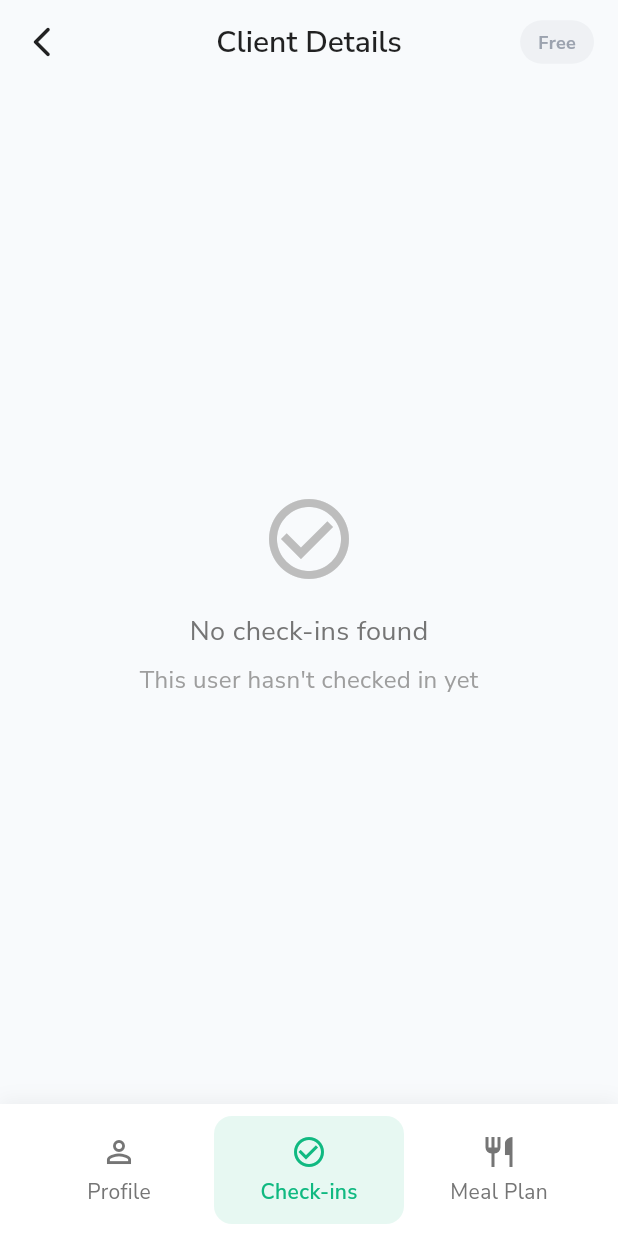
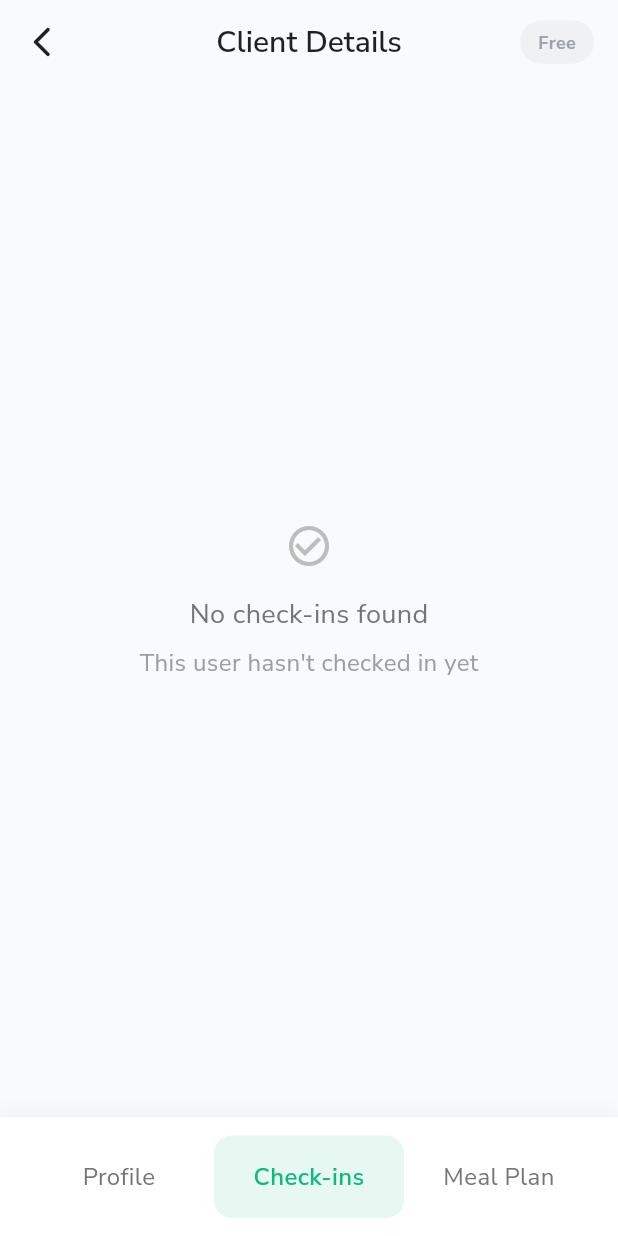
Before and after one commit to mahmoudal99/moctarnutrition, a Flutter app: the AdminUserDetailScreen screen opened directly with empty values, item 2 of the bottom bar chosen, on a phone screen of 412 x 824 dp. Run offline on Flutter 3.47's test engine with Material 3 defaults, Android fonts, the phone set to English and light mode, and no system bars; our stand-ins replace cached_network_image, cloud_firestore, firebase_auth, firebase_core, firebase_storage, fl_chart and 10 more; accounts and stored records are empty; project files that could hold a hidden picture were left out.

Commit message:
Improve admin screen UI

```diff
--- a/lib/features/admin/presentation/screens/admin_user_detail_screen.dart
+++ b/lib/features/admin/presentation/screens/admin_user_detail_screen.dart
@@ -175,12 +175,12 @@ class _AdminUserDetailScreenState extends State<AdminUserDetailScreen> {
       ),
       child: SafeArea(
         child: Padding(
-          padding: const EdgeInsets.symmetric(horizontal: 16, vertical: 8),
+          padding: const EdgeInsets.symmetric(horizontal: 16, vertical: 12),
           child: Row(
             children: [
-              _buildBottomNavItem(0, 'Profile', Icons.person_outline),
-              _buildBottomNavItem(1, 'Check-ins', Icons.check_circle_outline),
-              _buildBottomNavItem(2, 'Meal Plan', Icons.restaurant_outlined),
+              _buildBottomNavItem(0, 'Profile'),
+              _buildBottomNavItem(1, 'Check-ins'),
+              _buildBottomNavItem(2, 'Meal Plan'),
             ],
           ),
         ),
@@ -188,7 +188,7 @@ class _AdminUserDetailScreenState extends State<AdminUserDetailScreen> {
     );
   }
 
-  Widget _buildBottomNavItem(int index, String label, IconData icon) {
+  Widget _buildBottomNavItem(int index, String label) {
     final isSelected = _currentIndex == index;
     return Expanded(
       child: GestureDetector(
@@ -199,28 +199,18 @@ class _AdminUserDetailScreenState extends State<AdminUserDetailScreen> {
           });
         },
         child: Container(
-          padding: const EdgeInsets.symmetric(vertical: 12),
+          padding: const EdgeInsets.symmetric(vertical: 16),
           decoration: BoxDecoration(
             color: isSelected ? AppConstants.primaryColor.withOpacity(0.1) : Colors.transparent,
             borderRadius: BorderRadius.circular(12),
           ),
-          child: Column(
-            mainAxisSize: MainAxisSize.min,
-            children: [
-              Icon(
-                icon,
-                color: isSelected ? AppConstants.primaryColor : Colors.grey[600],
-                size: 24,
-              ),
-              const SizedBox(height: 4),
-              Text(
-                label,
-                style: AppTextStyles.bodySmall.copyWith(
-                  color: isSelected ? AppConstants.primaryColor : Colors.grey[600],
-                  fontWeight: isSelected ? FontWeight.w600 : FontWeight.normal,
-                ),
-              ),
-            ],
+          child: Text(
+            label,
+            textAlign: TextAlign.center,
+            style: AppTextStyles.bodyMedium.copyWith(
+              color: isSelected ? AppConstants.primaryColor : Colors.grey[600],
+              fontWeight: isSelected ? FontWeight.w600 : FontWeight.normal,
+            ),
           ),
         ),
       ),
@@ -370,7 +360,7 @@ class _AdminUserDetailScreenState extends State<AdminUserDetailScreen> {
               mainAxisAlignment: MainAxisAlignment.center,
               children: [
                 Icon(Icons.check_circle_outline,
-                    size: 64, color: Colors.grey[400]),
+                    size: 32, color: Colors.grey[400]),
                 const SizedBox(height: 16),
                 Text(
                   'No check-ins found',
@@ -466,7 +456,7 @@ class _AdminUserDetailScreenState extends State<AdminUserDetailScreen> {
               mainAxisAlignment: MainAxisAlignment.center,
               children: [
                 Icon(Icons.restaurant_outlined,
-                    size: 64, color: Colors.grey[400]),
+                    size: 32, color: Colors.grey[400]),
                 const SizedBox(height: 16),
                 Text(
                   'No meal plan found',
```
